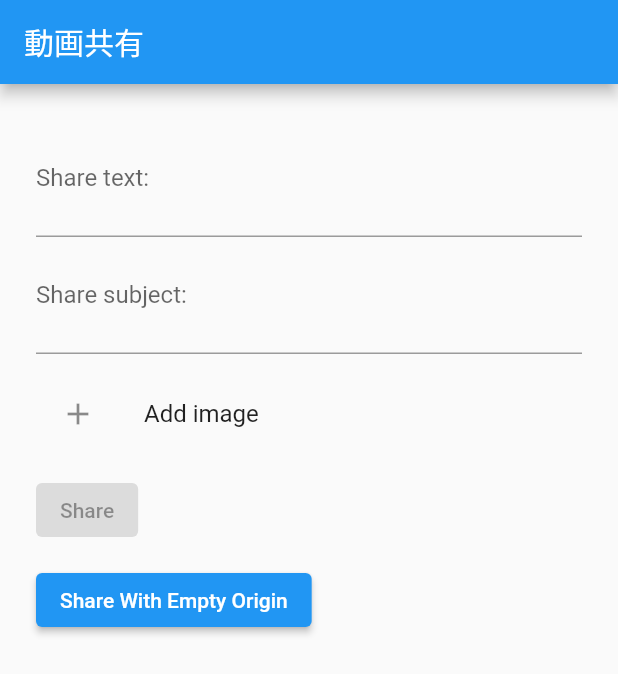
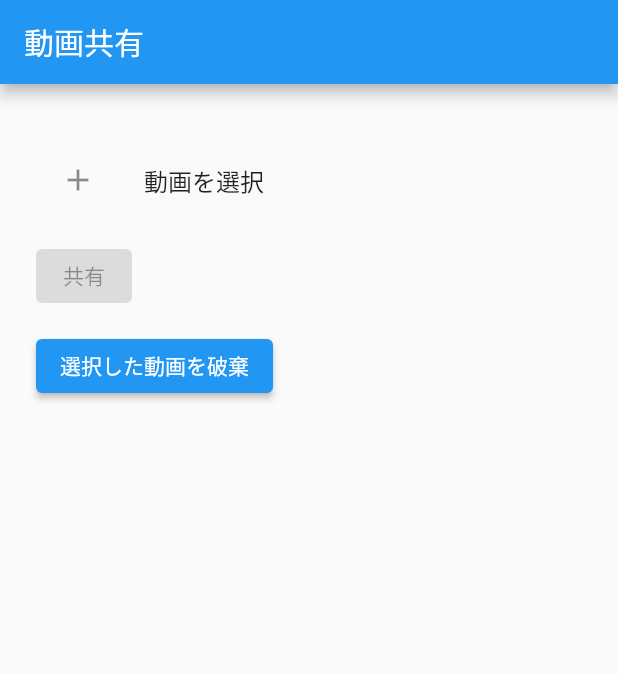
Before and after one commit to KokiWakatsuki/sporty, a Flutter app: the screen it shows after launch, after a tap on "ファイル共有", on a phone screen of 412 x 824 dp. Shown: the top 674 px of the screen. Run offline on Flutter 3.47's test engine with Material 2 defaults, Android fonts, the phone set to English and light mode, and no system bars; our stand-ins replace camera, chewie, flutter_cache_manager, gallery_saver, image_gallery_saver, image_picker and 2 more.

Commit message:
動画共有のテキストとか消した 自宅PC

```diff
--- a/lib/view/p2p.dart
+++ b/lib/view/p2p.dart
@@ -30,30 +30,10 @@ class _P2PState extends State<P2P> with WidgetsBindingObserver {
               child: Column(
                 crossAxisAlignment: CrossAxisAlignment.start,
                 children: <Widget>[
-                  TextField(
-                    decoration: const InputDecoration(
-                      labelText: 'Share text:',
-                      hintText: '共有したいテキストを入力してください',
-                    ),
-                    maxLines: 2,
-                    onChanged: (String value) => setState(() {
-                      text = value;
-                    }),
-                  ),
-                  TextField(
-                    decoration: const InputDecoration(
-                      labelText: 'Share subject:',
-                      hintText: 'これは何か分からないです',
-                    ),
-                    maxLines: 2,
-                    onChanged: (String value) => setState(() {
-                      subject = value;
-                    }),
-                  ),
                   const Padding(padding: EdgeInsets.only(top: 12.0)),
                   ListTile(
                     leading: Icon(Icons.add),
-                    title: Text("Add image"),
+                    title: Text("動画を選択"),
                     onTap: () async {
                       final imagePicker = ImagePicker();
                       final pickedFile =
@@ -69,7 +49,7 @@ class _P2PState extends State<P2P> with WidgetsBindingObserver {
                   Builder(
                     builder: (BuildContext context) {
                       return ElevatedButton(
-                        child: const Text('Share'),
+                        child: const Text('共有'),
                         onPressed: text.isEmpty && imagePaths.isEmpty
                             ? null
                             : () => _onShare(context),
@@ -80,7 +60,7 @@ class _P2PState extends State<P2P> with WidgetsBindingObserver {
                   Builder(
                     builder: (BuildContext context) {
                       return ElevatedButton(
-                        child: const Text('Share With Empty Origin'),
+                        child: const Text('選択した動画を破棄'),
                         onPressed: () => _onShareWithEmptyOrigin(context),
                       );
                     },
```
